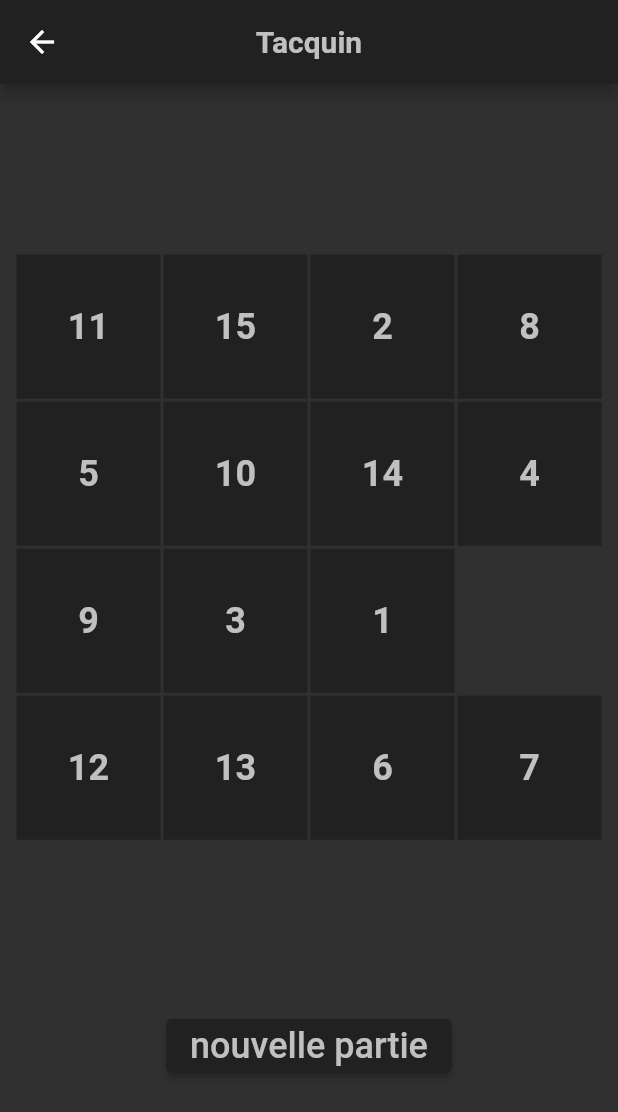
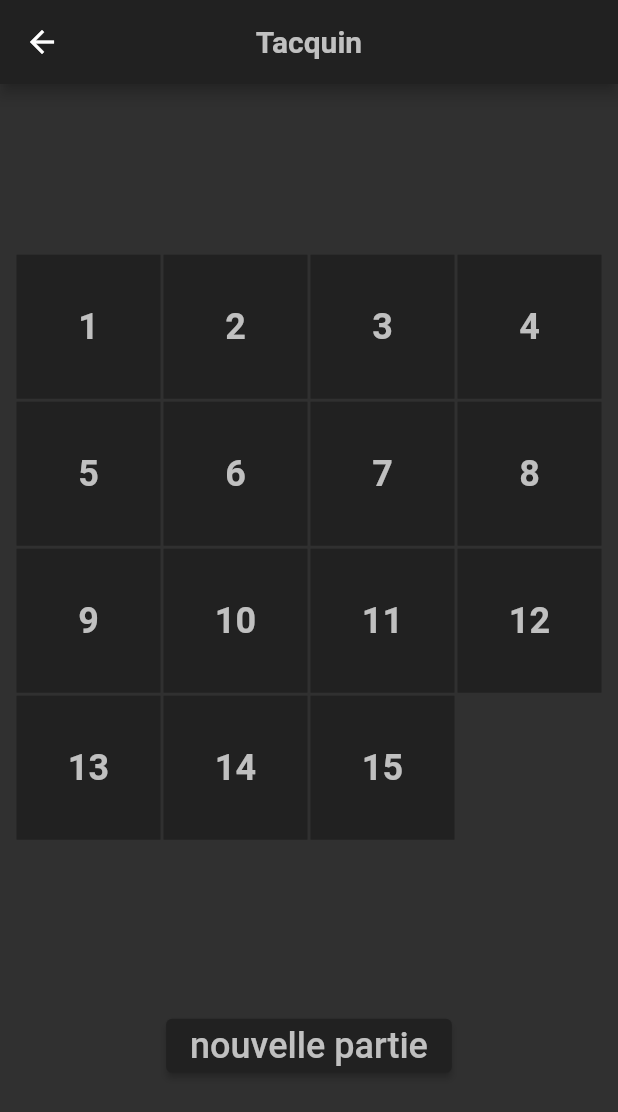
Before and after one commit to FromzoDev/GameToy, a Flutter app: the Tacquin screen opened by its route, after a tap on "nouvelle partie", on a phone screen of 412 x 824 dp. Shown: the top 1112 px of the screen. Run offline on Flutter 3.47's test engine with Material 2 defaults, Android fonts, the light colour scheme and no system bars.

Commit message:
update movement function

```diff
--- a/lib/tacquin.dart
+++ b/lib/tacquin.dart
@@ -21,7 +21,7 @@ class _TacquinState extends State<Tacquin> {
 
   void gameInit() {
     fin = false;
-    grille.shuffle();
+    //grille.shuffle();
   }
 
   @override
@@ -63,32 +63,7 @@ class _TacquinState extends State<Tacquin> {
               final grilles = grille[index];
 
               return grille[index] != 0
-                  ? InkWell(
-                      onTap: (() {
-                        if (fin) {
-                          return; // si partie finie | zone pleine on ne peut pas changer la valeur
-                        }
-
-                        setState(() {
-                          mouvement(index);
-                          victoire();
-                        });
-                      }),
-                      child: Container(
-                          margin: EdgeInsets.all(1),
-                          height: size.height * 0.6,
-                          color: Colors.grey[900],
-                          child: Align(
-                            alignment: Alignment.center,
-                            child: Text(
-                              "$grilles",
-                              style: TextStyle(
-                                  color: Color.fromARGB(255, 192, 192, 192),
-                                  fontSize: 24,
-                                  fontWeight: FontWeight.bold),
-                            ),
-                          )),
-                    )
+                  ? _box(index, size, grilles)
                   : Container();
             }));
   }
@@ -100,18 +75,20 @@ class _TacquinState extends State<Tacquin> {
     if (listEquals(grille, solution1) == true ||
         listEquals(grille, solution2) == true) {
       messageFin("Victoire");
-      fin == true;
+      fin = true;
       return;
     }
   }
 
   mouvement(int index) {
-    if (index - 1 >= 0 && grille[index - 1] == 0 && index % 4 != 0 ||
-        index + 1 < 16 && grille[index + 1] == 0 && (index + 1) % 4 != 0 ||
-        (index - 4 >= 0 && grille[index - 4] == 0) ||
-        (index + 4 < 16 && grille[index + 4] == 0)) {
-      grille[grille.indexOf(0)] = grille[index];
-      grille[index] = 0;
+    if (fin == false) {
+      if (index - 1 >= 0 && grille[index - 1] == 0 && index % 4 != 0 ||
+          index + 1 < 16 && grille[index + 1] == 0 && (index + 1) % 4 != 0 ||
+          (index - 4 >= 0 && grille[index - 4] == 0) ||
+          (index + 4 < 16 && grille[index + 4] == 0)) {
+        grille[grille.indexOf(0)] = grille[index];
+        grille[index] = 0;
+      }
     }
   }
 
@@ -126,6 +103,35 @@ class _TacquinState extends State<Tacquin> {
         ),
         backgroundColor: Colors.grey[900],
       ),
+    );
+  }
+
+  Widget _box(index, size, grilles) {
+    return InkWell(
+      onTap: (() {
+        if (fin) {
+          return; // si partie finie | zone pleine on ne peut pas changer la valeur
+        }
+
+        setState(() {
+          mouvement(index);
+          victoire();
+        });
+      }),
+      child: Container(
+          margin: EdgeInsets.all(1),
+          height: size.height * 0.6,
+          color: Colors.grey[900],
+          child: Align(
+            alignment: Alignment.center,
+            child: Text(
+              "$grilles",
+              style: TextStyle(
+                  color: Color.fromARGB(255, 192, 192, 192),
+                  fontSize: 24,
+                  fontWeight: FontWeight.bold),
+            ),
+          )),
     );
   }
 
```
